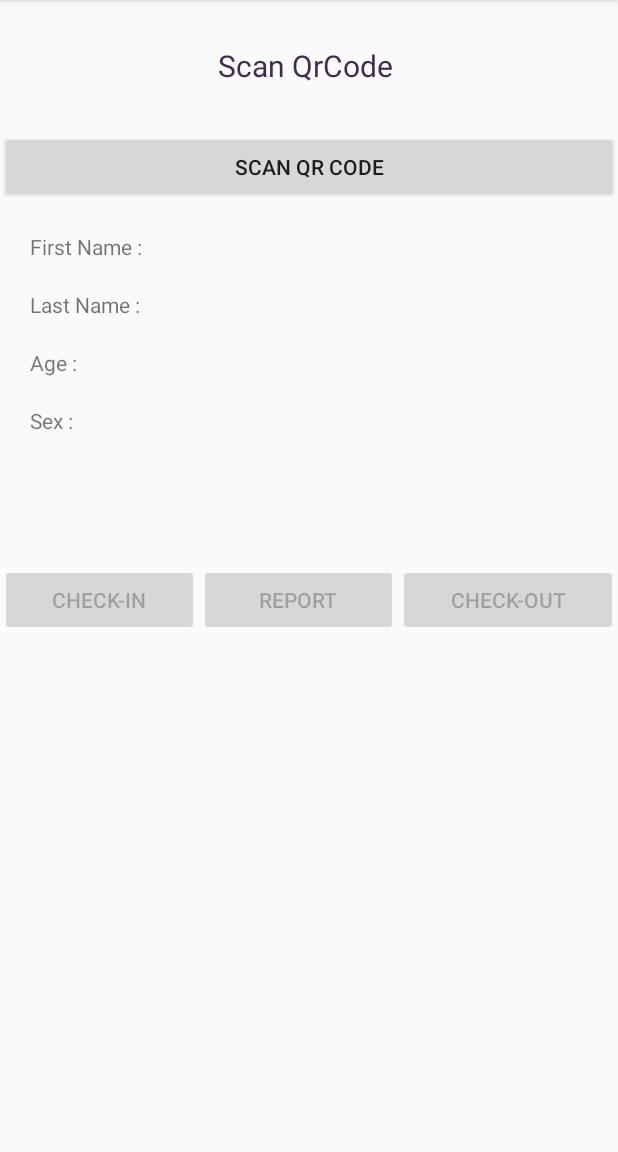
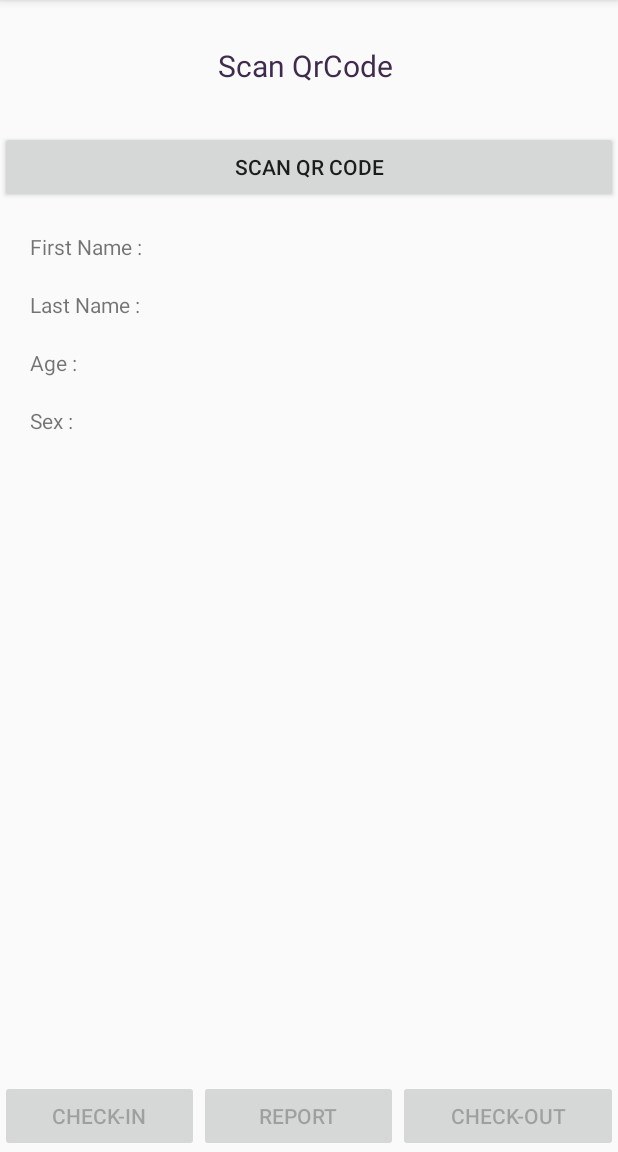
Before and after one commit to gabrieladinu/licenta, an Android app: the CheckActivity screen opened directly, with no data from a screen before it, on a phone screen of 412 x 824 dp, the part 84-1236 px from its top. Run offline under Robolectric (Android 15) with nearby library versions, the phone set to English and light mode, and no system bars; our stand-ins replace Firebase (no records; nobody signed in at launch, a user with empty details on screens opened directly); libraries missing offline, so code that uses them is left out: com.firebase.ui.

Commit message:
report correct

```diff
--- a/app/src/main/res/layout/activity_check.xml
+++ b/app/src/main/res/layout/activity_check.xml
@@ -1,10 +1,12 @@
 <?xml version="1.0" encoding="utf-8"?>
-<LinearLayout xmlns:android="http://schemas.android.com/apk/res/android"
+<RelativeLayout xmlns:android="http://schemas.android.com/apk/res/android"
     xmlns:app="http://schemas.android.com/apk/res-auto"
     android:layout_width="match_parent"
-    android:layout_height="match_parent"
+    android:layout_height="match_parent">
+<LinearLayout
+    android:layout_width="match_parent"
+    android:layout_height="wrap_content"
     android:orientation="vertical">
-
     <TextView
         android:id="@+id/instruction"
         android:layout_width="match_parent"
@@ -95,9 +97,12 @@
         android:layout_height="100px"
         />
 
+</LinearLayout>
+
     <LinearLayout
         android:layout_width="match_parent"
         android:layout_height="wrap_content"
+        android:layout_alignParentBottom="true"
         android:orientation="horizontal">
 
 
@@ -123,4 +128,4 @@
             android:text="Check-Out" />
     </LinearLayout>
 
-</LinearLayout>
+</RelativeLayout>
```
Also changed, not shown: app/src/main/java/com/example/gabri/licenta1/CheckActivity.java (+3 -13 lines). Lines whose indentation alone changed are shown as unchanged.
